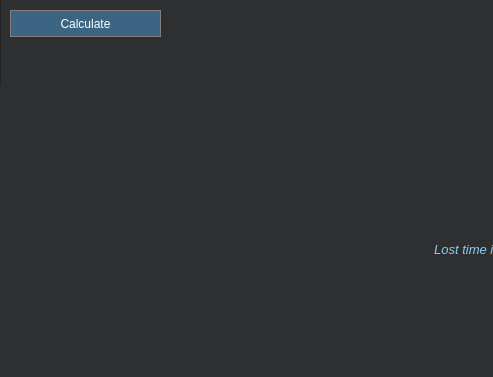
Sapfir0/QT_PROJECT, file time_calculate.ui: the form before one commit; both pictures show x 0 to 493 and y 181 to 558 of the 885 by 558 pixel window.
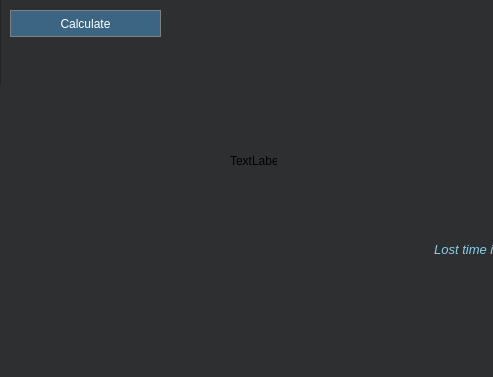
The form after the commit. Icons and pictures are not drawn.

What changed in the file:
```diff
--- a/time_calculate.ui
+++ b/time_calculate.ui
@@ -535,6 +535,19 @@
      <string>Time is a great treasure</string>
     </property>
    </widget>
+   <widget class="QLabel" name="label_4">
+    <property name="geometry">
+     <rect>
+      <x>230</x>
+      <y>290</y>
+      <width>47</width>
+      <height>13</height>
+     </rect>
+    </property>
+    <property name="text">
+     <string>TextLabel</string>
+    </property>
+   </widget>
   </widget>
   <widget class="QMenuBar" name="menubar">
    <property name="geometry">
```
